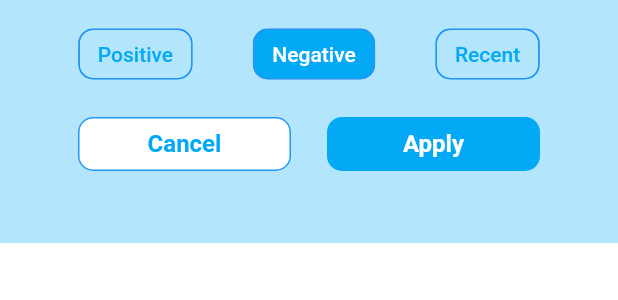
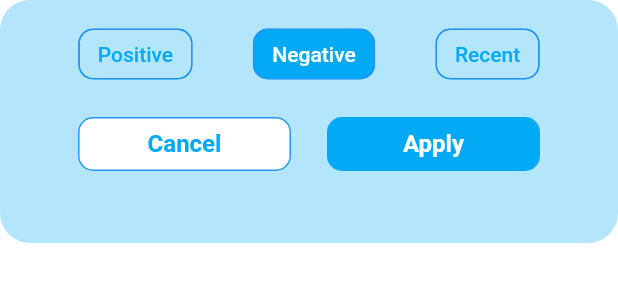
Before and after one commit to Innove-Gen-AI/innove_gen_ai_frontend, a Flutter app: the MyFilterCard widget shown alone on an empty page, opened directly, on a phone screen of 412 x 824 dp. Shown: the top 300 px of the screen. Run offline on Flutter 3.47's test engine with Material 2 defaults, Android fonts, the phone set to English and light mode, and no system bars; missing offline and left inert: easy_autocomplete; network calls fail.

Commit message:
more minor changes

```diff
--- a/lib/views/product_review_summary_view.dart
+++ b/lib/views/product_review_summary_view.dart
@@ -31,6 +31,10 @@ class _ProductSummaryState extends State<ProductSummary> with DecorationUtil {
         .of<UserInfo>(context, listen: false)
         .getAuthValue;
     return backendConnector.callFreeForm(product.productId, authToken, filters);
+
+    // one for the morning - do we want to make a call to the backend after the user has applied to selected filter or
+    // have all the filtered text options available from the initial call then we only have to replace the text shown when they 'apply' the filter
+
   }
 
   @override
@@ -112,6 +116,7 @@ class _ProductSummaryState extends State<ProductSummary> with DecorationUtil {
             onPressed: () {
               showModalBottomSheet(
                 context: context,
+                backgroundColor: Colors.transparent,
                 builder: (context) => MyFilterCard(),
               );
             },
--- a/lib/widgets/filter_card.dart
+++ b/lib/widgets/filter_card.dart
@@ -17,7 +17,10 @@ class _MyFilterCardState extends State<MyFilterCard> {
   Widget build(BuildContext context) {
     return Container(
       padding: const EdgeInsets.all(12),
-      color: Colors.lightBlue.shade100,
+      decoration: BoxDecoration(
+        color: Colors.lightBlue.shade100,
+        borderRadius: BorderRadius.circular(20)
+      ),
       child: Column(
         mainAxisSize: MainAxisSize.min,
         children: [
@@ -88,11 +91,13 @@ class _MyFilterCardState extends State<MyFilterCard> {
                     style: TextButton.styleFrom(
                       backgroundColor: Colors.white,
                       shape: RoundedRectangleBorder(
-                        side: BorderSide(width: 1, color: Colors.blue),
+                        side: const BorderSide(width: 1, color: Colors.blue),
                         borderRadius: BorderRadius.circular(10),
                       ),
                     ),
-                    onPressed: () {},
+                    onPressed: () {
+                      Navigator.of(context).pop();
+                    },
                     child: Text('Cancel',
                         style: Theme
                             .of(context)
```
